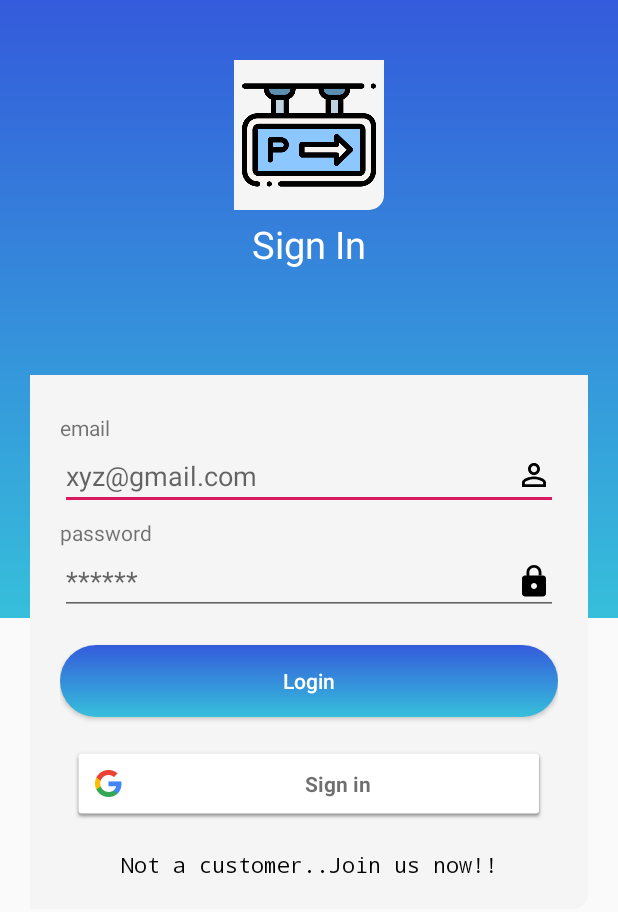
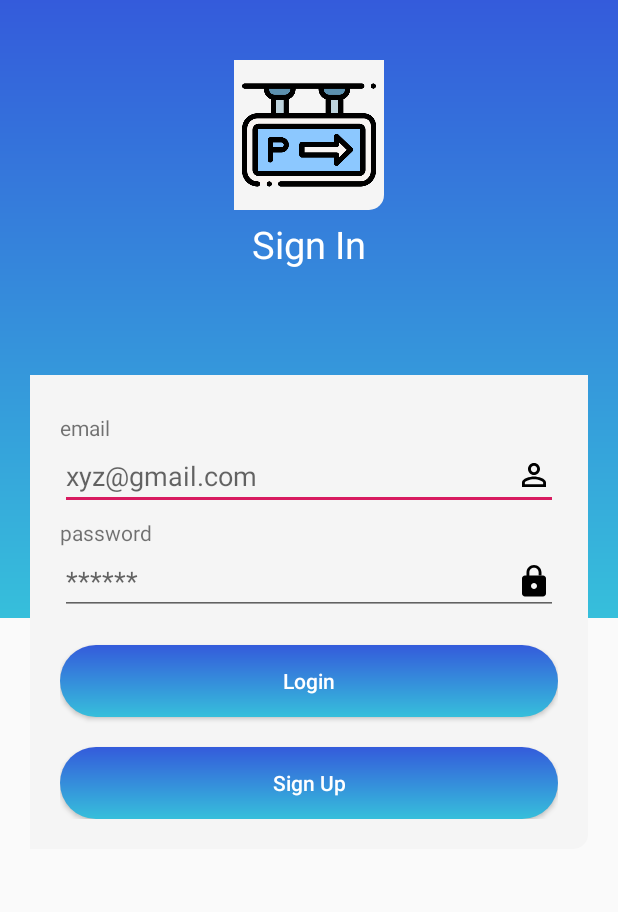
Before and after one commit to shikharprakash008/parkingApp, an Android app: the layout activity_login_page.xml on its own in the app's theme, with its tools: preview values and no code run, on a phone screen of 412 x 824 dp. Shown: the top 912 px of the screen. Run offline under Robolectric (Android 15) with nearby library versions, the phone set to English and light mode, and no system bars.

Commit message:
change commit

```diff
--- a/app/build.gradle
+++ b/app/build.gradle
@@ -25,8 +25,8 @@ dependencies {
     implementation 'androidx.constraintlayout:constraintlayout:1.1.3'
     implementation 'com.google.firebase:firebase-auth:17.0.0'
     implementation 'com.google.firebase:firebase-database:17.0.0'
+    testImplementation 'junit:junit:4.12'
     implementation 'com.google.android.gms:play-services-auth:17.0.0'
-    testImplementation 'junit:junit:4.12'
     androidTestImplementation 'androidx.test.ext:junit:1.1.0'
     implementation 'com.google.firebase:firebase-analytics:17.2.0'
     androidTestImplementation 'androidx.test.espresso:espresso-core:3.2.0'
--- a/app/src/main/java/com/example/myapplication/splashActivity.java
+++ b/app/src/main/java/com/example/myapplication/splashActivity.java
@@ -17,7 +17,7 @@ public class splashActivity extends AppCompatActivity {
         new Handler().postDelayed(new Runnable() {
             @Override
             public void run() {
-                Intent i = new Intent(splashActivity.this, registrationPage.class);
+                Intent i = new Intent(splashActivity.this, loginPage.class);
                 startActivity(i);
 
                 finish();
--- a/app/src/main/res/layout/activity_login_page.xml
+++ b/app/src/main/res/layout/activity_login_page.xml
@@ -56,6 +56,7 @@
             android:layout_width="match_parent"
             android:layout_height="wrap_content" />
         <Button
+            android:id="@+id/sign_in"
             android:textColor="#FFF"
             android:background="@drawable/rec_gradient"
             android:layout_marginTop="20dp"
@@ -63,27 +64,15 @@
             android:text="Login"
             android:layout_width="match_parent"
             android:layout_height="wrap_content" />
-
-        <com.google.android.gms.common.SignInButton
+        <Button
+            android:id="@+id/sign_up"
+            android:textColor="#FFF"
+            android:background="@drawable/rec_gradient"
+            android:layout_marginTop="20dp"
+            android:textAllCaps="false"
+            android:text="Sign Up"
             android:layout_width="match_parent"
-            android:layout_height="wrap_content"
-            android:layout_marginTop="20dp"
-            android:layout_marginLeft="8dp"
-            android:layout_marginRight="8dp"
-            android:id="@+id/googleBtn">
-
-        </com.google.android.gms.common.SignInButton>
-
-        <TextView
-            android:id="@+id/Register"
-            android:layout_width="match_parent"
-            android:layout_height="wrap_content"
-            android:layout_marginTop="20dp"
-            android:fontFamily="monospace"
-            android:onClick="register"
-            android:text="Not a customer..Join us now!!"
-            android:textAlignment="center"
-            android:textColor="#ff000000" />
+            android:layout_height="wrap_content" />
 
 
     </LinearLayout>
```
Also changed, not shown: app/src/main/java/com/example/myapplication/loginPage.java (+0 -122 lines).
